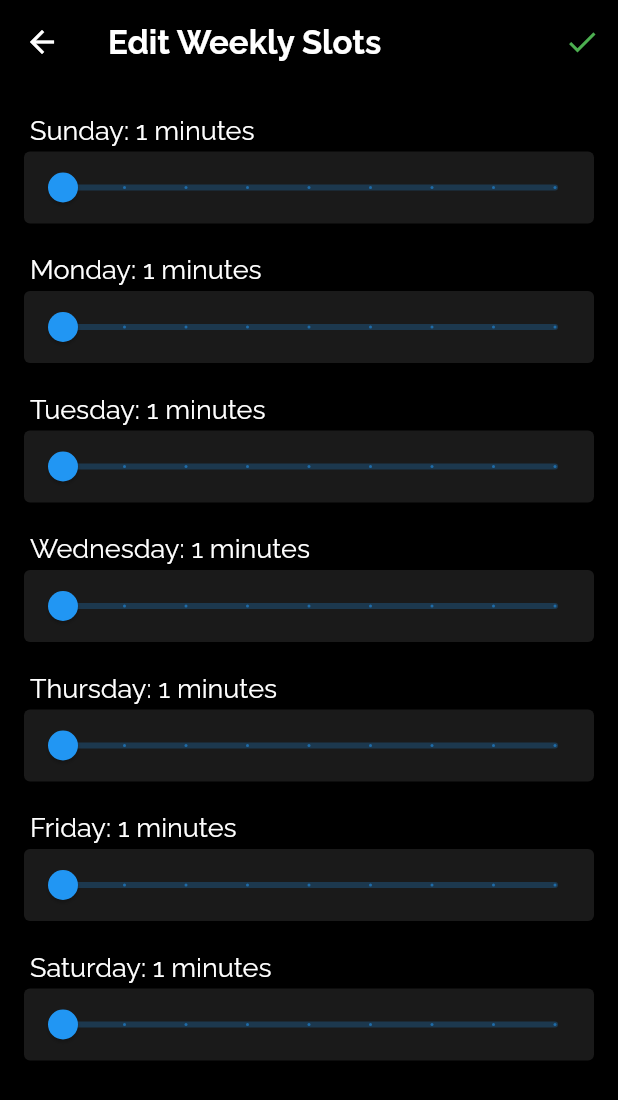
After one commit to riyagnair/timetek, a Flutter app: the EditSlotsScreen screen opened by its route, on a phone screen of 412 x 824 dp. The commit adds this screen. Shown: the top 1100 px of the screen. Run offline on Flutter 3.47's test engine with Material 2 defaults, Android fonts, the phone set to English and light mode, and no system bars; our stand-ins replace google_fonts, shared_preferences; accounts and stored records are empty.

Commit message:
Add a new screen to edit weekly slot info.

```diff
--- a/lib/main.dart
+++ b/lib/main.dart
@@ -1,4 +1,5 @@
 import 'package:TimeTek/provider/assignment_data.dart';
+import 'package:TimeTek/ui/account/edit_slots_screen.dart';
 import 'package:TimeTek/ui/home/home_screen.dart';
 import 'package:TimeTek/ui/login_screen.dart';
 import 'package:TimeTek/ui/signup_screen.dart';
@@ -33,6 +34,7 @@ class MyApp extends StatelessWidget {
           ROUTE_LOGIN: (context) => LoginScreen(),
           ROUTE_SIGN_UP: (context) => SignUpScreen(),
           ROUTE_HOME: (context) => HomeScreen(),
+          ROUTE_EDIT_SLOTS: (context) => EditSlotsScreen(),
         },
 
       ),
--- /dev/null
+++ b/lib/ui/account/edit_slots_screen.dart
@@ -0,0 +1,134 @@
+import 'package:TimeTek/provider/assignment_data.dart';
+import 'package:flutter/material.dart';
+import 'package:google_fonts/google_fonts.dart';
+import 'package:provider/provider.dart';
+
+class EditSlotsScreen extends StatefulWidget{
+  @override
+  _EditSlotsScreenState createState() => _EditSlotsScreenState();
+}
+
+class _EditSlotsScreenState extends State<EditSlotsScreen> {
+
+  List<int> _slots = [0,0,0,0,0,0,0];
+
+  bool _loadedSlots = false;
+
+  @override
+  void initState() {
+    Future.delayed(Duration.zero, (){
+      Provider.of<AssignmentDataProvider>(context, listen: false)
+        .loadWeeklySlots()
+        .then((slots){
+        this._slots = slots;
+        this.setState((){});
+      });
+    });
+
+    super.initState();
+  }
+
+  @override
+  Widget build(BuildContext context) {
+    return Scaffold(
+      appBar: AppBar(
+        actions: <Widget>[
+          IconButton(
+            icon: Icon(Icons.check, color: Colors.green,),
+            onPressed: () {
+              Provider.of<AssignmentDataProvider>(context, listen: false).saveWeeklySlots(_slots).then((_){
+                Navigator.of(context).pop();
+              });
+            },
+          )
+        ],
+        backgroundColor: Theme.of(context).primaryColorDark,
+        title: Text(
+          "Edit Weekly Slots",
+          style: GoogleFonts.raleway(
+            textStyle: TextStyle(
+              fontSize: 22,
+              fontWeight: FontWeight.bold,
+            ),
+          ),
+        ),
+      ),
+
+      body: Container(
+        padding: EdgeInsets.all(16),
+        width: MediaQuery.of(context).size.width,
+        child: SingleChildScrollView(
+            child: Column(
+              crossAxisAlignment: CrossAxisAlignment.start,
+              children: <Widget>[
+
+                // Sunday
+                _getDayTitle("Sunday", 0),
+                _getDaySlider(0),
+                SizedBox(height: 16),
+
+                // Monday
+                _getDayTitle("Monday", 1),
+                _getDaySlider(1),
+                SizedBox(height: 16),
+
+                // Tuesday
+                _getDayTitle("Tuesday", 2),
+                _getDaySlider(2),
+                SizedBox(height: 16),
+
+                // Wednesday
+                _getDayTitle("Wednesday", 3),
+                _getDaySlider(3),
+                SizedBox(height: 16),
+
+                // Thursday
+                _getDayTitle("Thursday", 4),
+                _getDaySlider(4),
+                SizedBox(height: 16),
+
+                // Friday
+                _getDayTitle("Friday", 5),
+                _getDaySlider(5),
+                SizedBox(height: 16),
+
+                // Saturday
+                _getDayTitle("Saturday", 6),
+                _getDaySlider(6),
+                SizedBox(height: 16),
+
+              ],
+            ),
+          ),
+        ),
+    );
+  }
+
+  Widget _getDayTitle(String day, int index){
+    return Padding(
+      padding: const EdgeInsets.all(4),
+      child: Text(
+        "$day: ${_slots[index]} minutes",
+        style: GoogleFonts.raleway(
+          fontSize: 18
+        ),
+      ),
+    );
+  }
+
+  Widget _getDaySlider(int index){
+    return Container(
+      decoration: BoxDecoration(
+        color: Colors.white.withOpacity(0.1),
+        borderRadius: BorderRadius.circular(4)
+      ),
+      child: Slider(
+        min: 0,
+        max: 120,
+        divisions: 8,
+        value: _slots[index].toDouble(),
+        onChanged: (value) => setState(() => _slots[index] = value.toInt())
+      ),
+    );
+  }
+}
--- a/lib/util/constants.dart
+++ b/lib/util/constants.dart
@@ -8,3 +8,4 @@ const ROUTE_SPLASH = "/";
 const ROUTE_LOGIN = "/login";
 const ROUTE_SIGN_UP = "/signup";
 const ROUTE_HOME = "/home";
+const ROUTE_EDIT_SLOTS = "/edit-slots";
```
